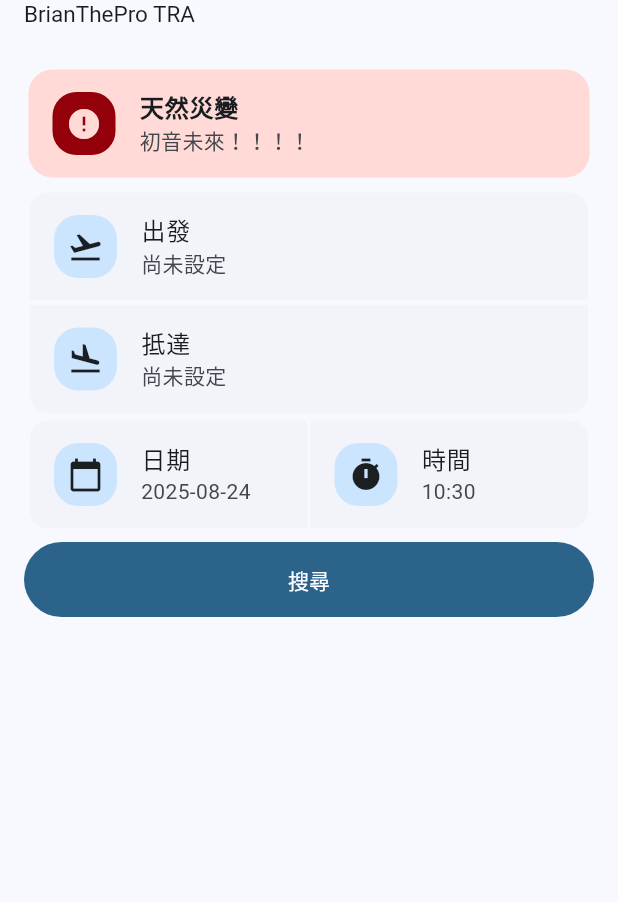
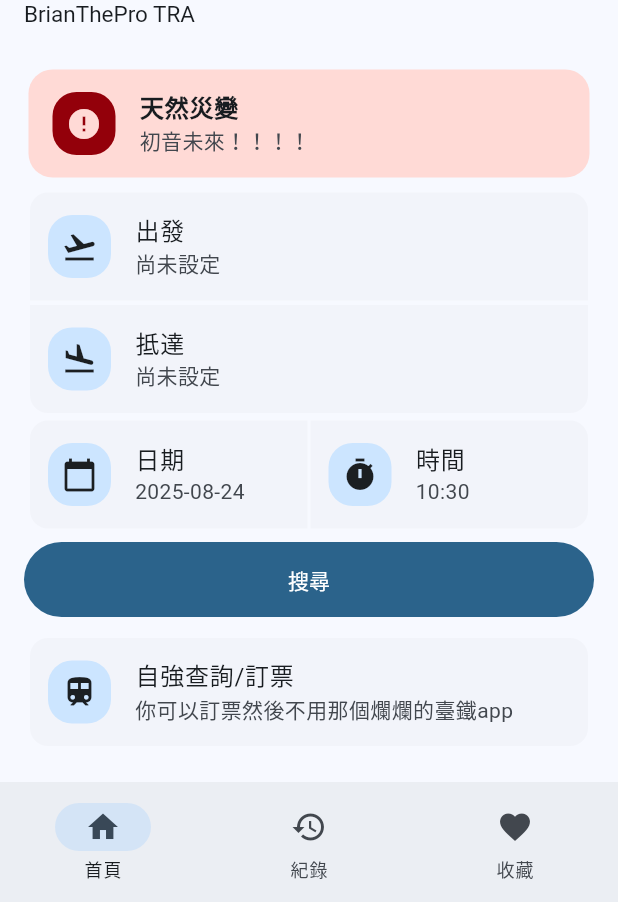
Before and after one commit to 0944-tw/fosstra, a Flutter app: the screen it shows after launch, on a phone screen of 412 x 824 dp, the part 334-1236 px from its top. Run offline on Flutter 3.47's test engine with Material 3 defaults, Android fonts, the phone set to English and light mode, and no system bars; drawn by our look-alikes of dynamic_color; our stand-ins replace loader_overlay, shared_preferences; missing offline and left inert: modern_dialog.

Commit message:
Add Navigation to Home [FEAT/HomePage]

```diff
--- a/lib/HomePage.dart
+++ b/lib/HomePage.dart
@@ -1,7 +1,9 @@
 import 'package:flutter/material.dart';
 import 'package:modern_dialog/modern_dialog.dart';
 import 'package:tra/LocationSelect.dart';
+import 'package:tra/Settings.dart';
 import 'package:tra/TRA_SearchPage.dart';
+import 'package:shared_preferences/shared_preferences.dart';
 
 class HomePage extends StatefulWidget {
   const HomePage({super.key});
@@ -20,6 +22,8 @@ class _HomePageState extends State<HomePage> {
 
   String? stationStartName;
   String? stationDesName;
+
+  int currentPageIndex = 0;
 
   Future<void> _selectCity(String type) async {
     dynamic result = await Navigator.push<dynamic>(
@@ -72,10 +76,12 @@ class _HomePageState extends State<HomePage> {
       borderRadius: radius,
       child: InkWell(
         borderRadius: radius,
+
         onTap: () {
           OnClick();
         },
         child: ListTile(
+          contentPadding: EdgeInsets.only(left: 12),
           leading: Container(
             width: 42,
             height: 42,
@@ -96,6 +102,30 @@ class _HomePageState extends State<HomePage> {
   @override
   Widget build(BuildContext context) {
     return Scaffold(
+      bottomNavigationBar: NavigationBar(
+        onDestinationSelected: (int index) {
+          setState(() {
+            currentPageIndex = index;
+          });
+        },
+         selectedIndex: currentPageIndex,
+
+        destinations: const <Widget>[
+          NavigationDestination(
+            selectedIcon: Icon(Icons.home),
+            icon: Icon(Icons.home_outlined),
+            label: '首頁',
+          ),
+          NavigationDestination(
+            icon:  Icon(Icons.history),
+            label: '紀錄',
+          ),
+          NavigationDestination(
+            icon:  Icon(Icons.favorite),
+            label: '收藏',
+          ),
+        ],
+      ),
       body: NestedScrollView(
         headerSliverBuilder: (BuildContext context, bool innerBoxIsScrolled) {
           return <Widget>[
@@ -107,8 +137,11 @@ class _HomePageState extends State<HomePage> {
                 IconButton(
                   icon: const Icon(Icons.settings),
                   tooltip: 'btrTRA 設定',
-                  onPressed: () {
-                    /* ... */
+                  onPressed: () async {
+                    await Navigator.push<String>(
+                      context,
+                      MaterialPageRoute(builder: (context) => SettingsPage()),
+                    );
                   },
                 ),
               ],
@@ -265,7 +298,6 @@ class _HomePageState extends State<HomePage> {
                                 TimeOfDay? td = await showTimePicker(
                                   context: context,
                                   initialTime: TimeOfDay.now(),
-
                                 );
                                 if (td != null) {
                                   selectedTimeOfDay = td;
@@ -318,6 +350,26 @@ class _HomePageState extends State<HomePage> {
                   backgroundColor: Theme.of(context).colorScheme.primary,
                 ),
               ),
+              SizedBox(height: 10),
+              Card(
+                elevation: 0,
+                color: Theme.of(context).colorScheme.surface,
+                child: Column(
+                  children: [
+                    _buildLocationTile(
+                      context,
+                      BorderRadius.all(Radius.circular(12)),
+                      "自強查詢/訂票",
+                      "你可以訂票然後不用那個爛爛的臺鐵app",
+                      Icons.train,
+                      () {
+                        _selectCity("start");
+                      },
+                    ),
+
+                  ],
+                ),
+              ),
             ],
           ),
         ),
```
